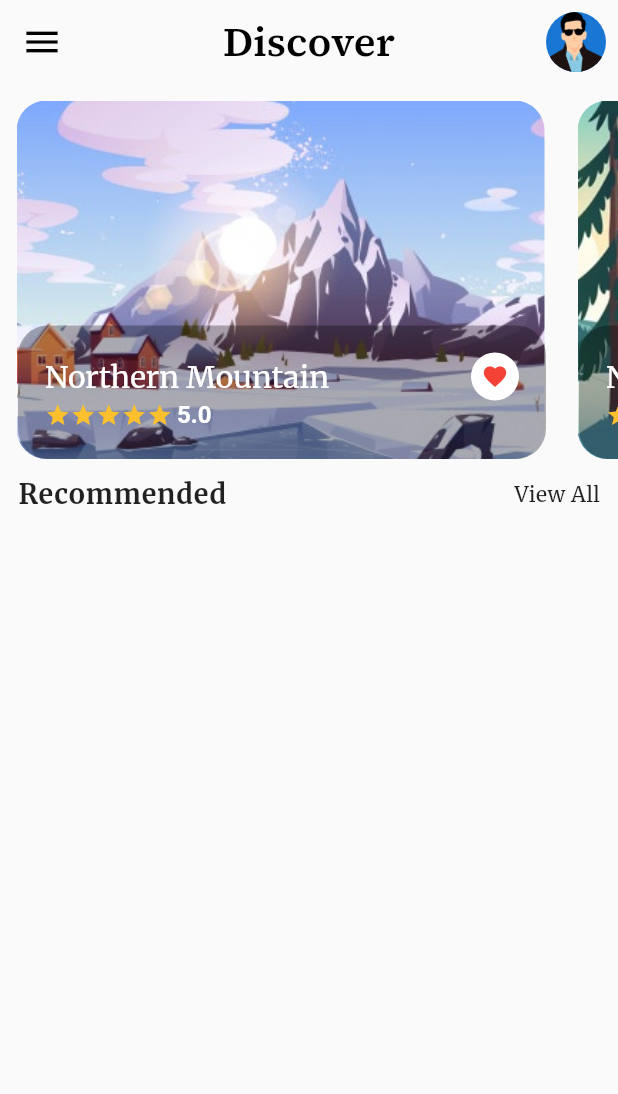
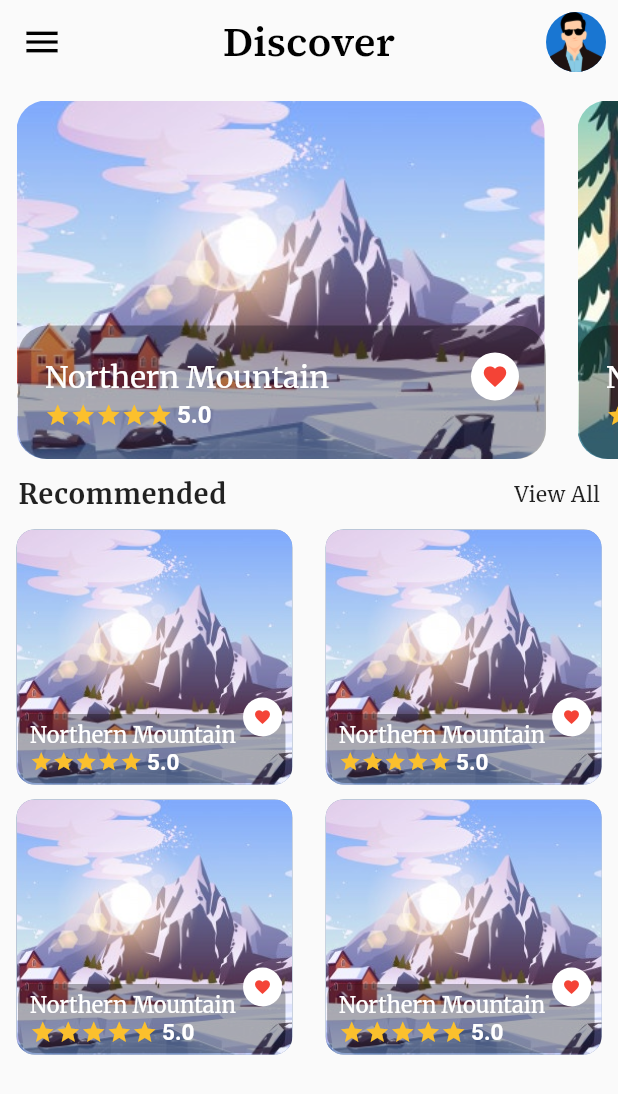
Before and after one commit to Manojkc15/Travel_App, a Flutter app: the DiscoverScreen screen opened directly, on a phone screen of 412 x 824 dp. Shown: the top 1094 px of the screen. Run offline on Flutter 3.47's test engine with Material 2 defaults, Android fonts, the light colour scheme and no system bars; our stand-ins replace google_fonts, page_transition.

Commit message:
addes recommended places

```diff
--- a/lib/Components/horizontal_list.dart
+++ b/lib/Components/horizontal_list.dart
@@ -1,6 +1,7 @@
 import 'package:flutter/material.dart';
 import 'card_sample.dart';
 
+// ignore: must_be_immutable
 class HorizontalList extends StatelessWidget {
   const HorizontalList({Key? key}) : super(key: key);
 
--- /dev/null
+++ b/lib/Components/recommended_card.dart
@@ -0,0 +1,94 @@
+import 'dart:ui';
+import 'package:flutter/cupertino.dart';
+import 'package:flutter/material.dart';
+import 'package:google_fonts/google_fonts.dart';
+
+// ignore: must_be_immutable
+class RecommendedCard extends StatelessWidget {
+  AssetImage image;
+  String title;
+  Row stars;
+  String rating;
+
+  RecommendedCard({
+    Key? key,
+    required this.image,
+    required this.title,
+    required this.stars,
+    required this.rating,
+  }) : super(key: key);
+
+  @override
+  Widget build(BuildContext context) {
+    return Stack(
+      children: [
+        Container(
+          margin: const EdgeInsets.fromLTRB(11.0, 0.0, 11.0, 0.0),
+          height: 170.0,
+          width: MediaQuery.of(context).size.width / 2.24,
+          decoration: BoxDecoration(
+            color: const Color(0xff7c94b6),
+            image: DecorationImage(
+              image: image,
+              fit: BoxFit.cover,
+            ),
+            borderRadius: BorderRadius.circular(12.0),
+          ),
+        ),
+        // ),
+        Container(
+          margin: const EdgeInsets.only(left: 12.0, top: 123.0),
+          padding: const EdgeInsets.fromLTRB(8.0, 5.0, 33.0, 5.0),
+          decoration: BoxDecoration(
+            borderRadius: const BorderRadius.only(
+              bottomLeft: Radius.circular(12),
+              bottomRight: Radius.circular(12),
+              topLeft: Radius.circular(8),
+              topRight: Radius.circular(8),
+            ),
+            color: Colors.black.withOpacity(0.3),
+          ),
+          child: Column(
+            crossAxisAlignment: CrossAxisAlignment.start,
+            children: [
+              Text(
+                title,
+                style: GoogleFonts.merriweather(
+                  fontSize: 14.5,
+                  color: Colors.white,
+                ),
+              ),
+              Row(
+                children: [
+                  stars,
+                  const SizedBox(width: 3),
+                  Text(
+                    rating,
+                    style: GoogleFonts.roboto(
+                      fontWeight: FontWeight.bold,
+                      color: Colors.white,
+                      fontSize: 15.0,
+                    ),
+                  ),
+                ],
+              ),
+            ],
+          ),
+        ),
+        Container(
+          padding: const EdgeInsets.all(7.0),
+          margin: const EdgeInsets.only(left: 162.0, top: 112.0),
+          decoration: BoxDecoration(
+            borderRadius: BorderRadius.circular(30.0),
+            color: Colors.white,
+          ),
+          child: const Icon(
+            Icons.favorite,
+            color: Colors.red,
+            size: 12.0,
+          ),
+        ),
+      ],
+    );
+  }
+}
--- /dev/null
+++ b/lib/Components/recommended_list.dart
@@ -0,0 +1,175 @@
+import 'package:flutter/material.dart';
+
+import 'package:travel_app/Components/recommended_card.dart';
+
+// ignore: must_be_immutable
+class RecommendedList extends StatelessWidget {
+  const RecommendedList({Key? key}) : super(key: key);
+
+  @override
+  Widget build(BuildContext context) {
+    return Row(
+      mainAxisAlignment: MainAxisAlignment.spaceBetween,
+      children: [
+        Column(
+          children: [
+            RecommendedCard(
+              image: const AssetImage(
+                'assets/images/mountain1.png',
+              ),
+              title: 'Northern Mountain',
+              stars: Row(
+                children: [
+                  Icon(
+                    Icons.star,
+                    color: Colors.yellow[700],
+                    size: 15,
+                  ),
+                  Icon(
+                    Icons.star,
+                    color: Colors.yellow[700],
+                    size: 15,
+                  ),
+                  Icon(
+                    Icons.star,
+                    color: Colors.yellow[700],
+                    size: 15,
+                  ),
+                  Icon(
+                    Icons.star,
+                    color: Colors.yellow[700],
+                    size: 15,
+                  ),
+                  Icon(
+                    Icons.star,
+                    color: Colors.yellow[700],
+                    size: 15,
+                  ),
+                ],
+              ),
+              rating: "5.0",
+            ),
+            const SizedBox(
+              height: 10.0,
+            ),
+            RecommendedCard(
+              image: const AssetImage(
+                'assets/images/mountain1.png',
+              ),
+              title: 'Northern Mountain',
+              stars: Row(
+                children: [
+                  Icon(
+                    Icons.star,
+                    color: Colors.yellow[700],
+                    size: 17,
+                  ),
+                  Icon(
+                    Icons.star,
+                    color: Colors.yellow[700],
+                    size: 17,
+                  ),
+                  Icon(
+                    Icons.star,
+                    color: Colors.yellow[700],
+                    size: 17,
+                  ),
+                  Icon(
+                    Icons.star,
+                    color: Colors.yellow[700],
+                    size: 17,
+                  ),
+                  Icon(
+                    Icons.star,
+                    color: Colors.yellow[700],
+                    size: 17,
+                  ),
+                ],
+              ),
+              rating: "5.0",
+            ),
+          ],
+        ),
+        Column(
+          children: [
+            RecommendedCard(
+              image: const AssetImage(
+                'assets/images/mountain1.png',
+              ),
+              title: 'Northern Mountain',
+              stars: Row(
+                children: [
+                  Icon(
+                    Icons.star,
+                    color: Colors.yellow[700],
+                    size: 15,
+                  ),
+                  Icon(
+                    Icons.star,
+                    color: Colors.yellow[700],
+                    size: 15,
+                  ),
+                  Icon(
+                    Icons.star,
+                    color: Colors.yellow[700],
+                    size: 15,
+                  ),
+                  Icon(
+                    Icons.star,
+                    color: Colors.yellow[700],
+                    size: 15,
+                  ),
+                  Icon(
+                    Icons.star,
+                    color: Colors.yellow[700],
+                    size: 15,
+                  ),
+                ],
+              ),
+              rating: "5.0",
+            ),
+            const SizedBox(
+              height: 10.0,
+            ),
+            RecommendedCard(
+              image: const AssetImage(
+                'assets/images/mountain1.png',
+              ),
+              title: 'Northern Mountain',
+              stars: Row(
+                children: [
+                  Icon(
+                    Icons.star,
+                    color: Colors.yellow[700],
+                    size: 17,
+                  ),
+                  Icon(
+                    Icons.star,
+                    color: Colors.yellow[700],
+                    size: 17,
+                  ),
+                  Icon(
+                    Icons.star,
+                    color: Colors.yellow[700],
+                    size: 17,
+                  ),
+                  Icon(
+                    Icons.star,
+                    color: Colors.yellow[700],
+                    size: 17,
+                  ),
+                  Icon(
+                    Icons.star,
+                    color: Colors.yellow[700],
+                    size: 17,
+                  ),
+                ],
+              ),
+              rating: "5.0",
+            ),
+          ],
+        ),
+      ],
+    );
+  }
+}
--- a/lib/Screens/discover_screen.dart
+++ b/lib/Screens/discover_screen.dart
@@ -4,6 +4,8 @@ import 'package:flutter/rendering.dart';
 import 'package:google_fonts/google_fonts.dart';
 
 import 'package:travel_app/Components/horizontal_list.dart';
+import 'package:travel_app/Components/recommended_list.dart';
+// import 'package:travel_app/Components/recommended_card.dart';
 
 class DiscoverScreen extends StatelessWidget {
   const DiscoverScreen({Key? key}) : super(key: key);
@@ -69,6 +71,7 @@ class DiscoverScreen extends StatelessWidget {
               ],
             ),
           ),
+          const RecommendedList(),
         ],
       ),
     );
```
